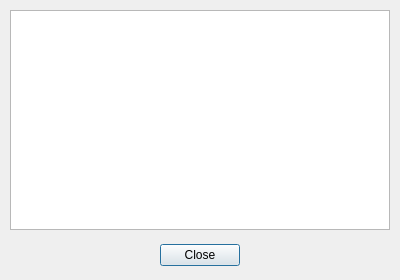
This is src/Dialog/AboutDialog/aboutdialog.ui in Kampi/Food-Database as Qt 5 draws it before an edit. The edited form follows.
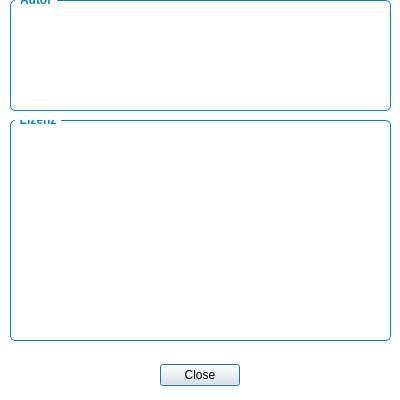
This is the edited form. Icons and pictures are not drawn.

Commit message: mainwindow: - Disable resize from statusbar - Update layout for database state - Add missing default category for new recipe - Add sorting for settings category - Rename dialog signals - Rename actions - Fix wrong 'Export successful' message when recipe export was aborted

What changed in the file:
```diff
--- a/src/Dialog/AboutDialog/aboutdialog.ui
+++ b/src/Dialog/AboutDialog/aboutdialog.ui
@@ -7,7 +7,7 @@
     <x>0</x>
     <y>0</y>
     <width>400</width>
-    <height>280</height>
+    <height>400</height>
    </rect>
   </property>
   <property name="windowTitle">
@@ -15,13 +15,37 @@
   </property>
   <property name="windowIcon">
    <iconset resource="../../Ressources.qrc">
-    <normaloff>:/Icon/Ressources/Icons/ApplicationIcon.ico</normaloff>:/Icon/Ressources/Icons/ApplicationIcon.ico</iconset>
+    <normaloff>:/Icon/Ressources/Icons/icons8-food-24.png</normaloff>:/Icon/Ressources/Icons/icons8-food-24.png</iconset>
+  </property>
+  <property name="styleSheet">
+   <string notr="true">QDialog {
+	background-color: #FFFFFF;
+}
+
+QGroupBox {
+	font-weight: bold;
+	color: #0489B1;
+	background: #FFFFFF;
+	border: 1px solid #0489B1;
+	border-radius: 5px;
+	margin-top: 2ex;
+}
+
+QGroupBox::title {
+	top: -7px;
+	left: 5px;
+	padding: 0 3px;
+}
+
+QTextBrowser {
+	border: 0px;
+}</string>
   </property>
   <widget class="QDialogButtonBox" name="buttonBox">
    <property name="geometry">
     <rect>
      <x>10</x>
-     <y>240</y>
+     <y>360</y>
      <width>380</width>
      <height>30</height>
     </rect>
@@ -36,25 +60,72 @@
     <bool>true</bool>
    </property>
   </widget>
-  <widget class="QTextEdit" name="textEdit_About">
+  <widget class="QGroupBox" name="groupBox_Author">
    <property name="geometry">
     <rect>
      <x>10</x>
-     <y>10</y>
-     <width>380</width>
-     <height>220</height>
+     <y>0</y>
+     <width>381</width>
+     <height>111</height>
     </rect>
    </property>
-   <property name="readOnly">
-    <bool>true</bool>
+   <property name="toolTip">
+    <string>Über den Autor.</string>
    </property>
-   <property name="html">
-    <string>&lt;!DOCTYPE HTML PUBLIC &quot;-//W3C//DTD HTML 4.0//EN&quot; &quot;http://www.w3.org/TR/REC-html40/strict.dtd&quot;&gt;
-&lt;html&gt;&lt;head&gt;&lt;meta name=&quot;qrichtext&quot; content=&quot;1&quot; /&gt;&lt;style type=&quot;text/css&quot;&gt;
-p, li { white-space: pre-wrap; }
-&lt;/style&gt;&lt;/head&gt;&lt;body style=&quot; font-family:'MS Shell Dlg 2'; font-size:8.25pt; font-weight:400; font-style:normal;&quot;&gt;
-&lt;p style=&quot;-qt-paragraph-type:empty; margin-top:0px; margin-bottom:0px; margin-left:0px; margin-right:0px; -qt-block-indent:0; text-indent:0px;&quot;&gt;&lt;br /&gt;&lt;/p&gt;&lt;/body&gt;&lt;/html&gt;</string>
+   <property name="title">
+    <string>Autor</string>
    </property>
+   <widget class="QTextBrowser" name="textBrowser_AboutAuthor">
+    <property name="geometry">
+     <rect>
+      <x>10</x>
+      <y>20</y>
+      <width>361</width>
+      <height>81</height>
+     </rect>
+    </property>
+    <property name="statusTip">
+     <string/>
+    </property>
+    <property name="openExternalLinks">
+     <bool>true</bool>
+    </property>
+   </widget>
+  </widget>
+  <widget class="QGroupBox" name="groupBox_License">
+   <property name="geometry">
+    <rect>
+     <x>10</x>
+     <y>120</y>
+     <width>381</width>
+     <height>221</height>
+    </rect>
+   </property>
+   <property name="toolTip">
+    <string>Über den Autor.</string>
+   </property>
+   <property name="title">
+    <string>Lizenz</string>
+   </property>
+   <widget class="QTextBrowser" name="textBrowser_License">
+    <property name="geometry">
+     <rect>
+      <x>10</x>
+      <y>20</y>
+      <width>361</width>
+      <height>191</height>
+     </rect>
+    </property>
+    <property name="statusTip">
+     <string/>
+    </property>
+    <property name="openExternalLinks">
+     <bool>false</bool>
+    </property>
+    <property name="openLinks">
+     <bool>false</bool>
+    </property>
+   </widget>
   </widget>
  </widget>
  <resources>
```
Left out of the diff: 3 changed lines with no effect on the pictures. The commit also changes 45 other files.
